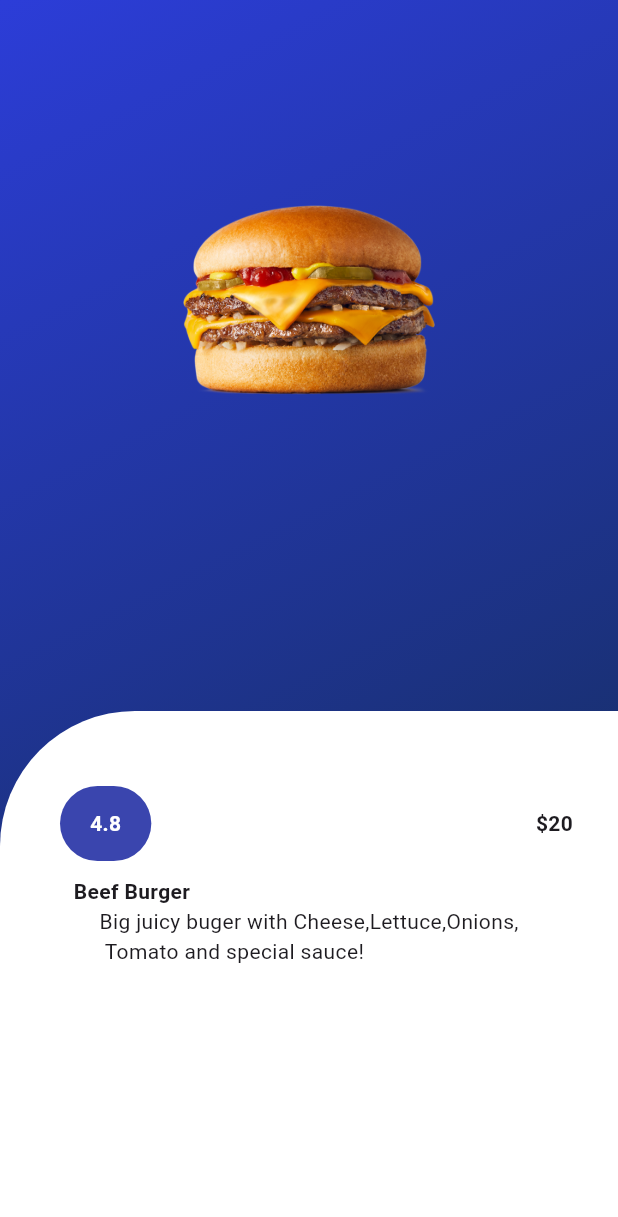
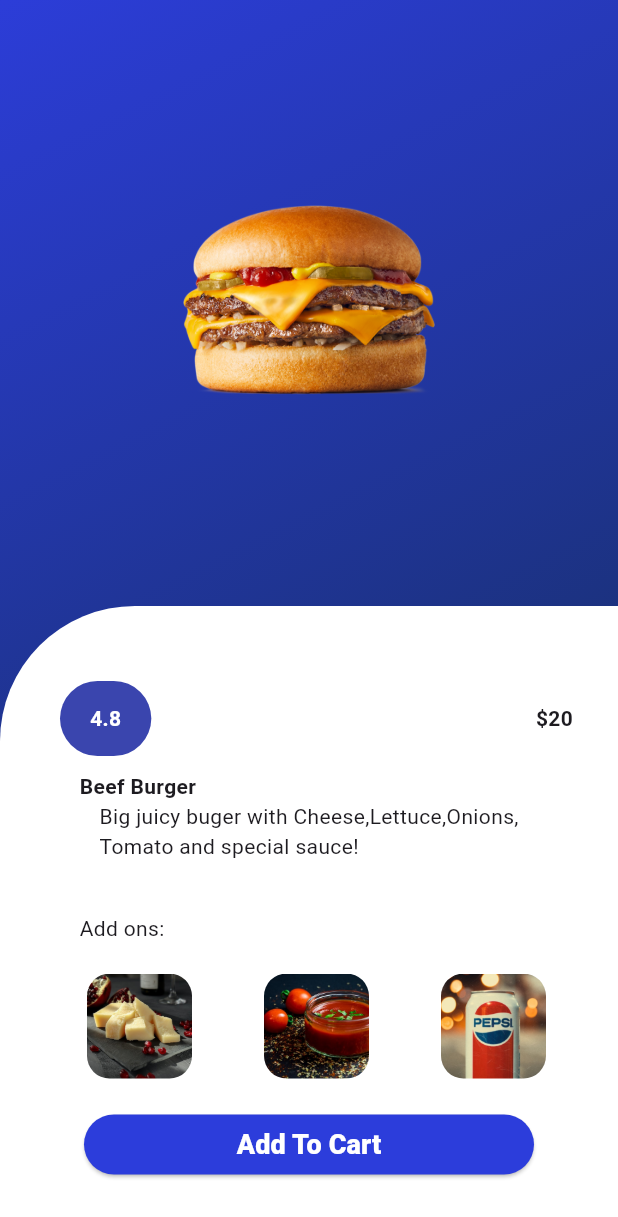
Before and after one commit to nathnaeltamirat/2024-project-phase-mobile-tasks, a Flutter app: the DetailsPage screen opened directly, on a phone screen of 412 x 824 dp. Shown: the top 1217 px of the screen. Run offline on Flutter 3.47's test engine with Material 3 defaults, Android fonts, the light colour scheme and no system bars.

Commit message:
completed the project

```diff
--- a/practice/food_order/lib/details_page.dart
+++ b/practice/food_order/lib/details_page.dart
@@ -28,7 +28,7 @@ class DetailsPage extends StatelessWidget {
             ),
             Container(
               width: double.infinity,
-              height: 350,
+              height: 420,
               decoration: BoxDecoration(
                 color: Colors.white,
                 borderRadius: BorderRadius.only(topLeft: Radius.circular(90)),
@@ -76,7 +76,7 @@ class DetailsPage extends StatelessWidget {
                     children: [
                       Container(
                         alignment: Alignment.centerLeft,
-                        margin: EdgeInsets.only(top: 10, left: 49),
+                        margin: EdgeInsets.only(top: 10, left: 53),
                         child: Text(
                           "Beef Burger",
                           style: TextStyle(fontWeight: FontWeight.bold),
@@ -85,12 +85,89 @@ class DetailsPage extends StatelessWidget {
                       ),
                       Container(
                         child: Text(
-                          "Big juicy buger with Cheese,Lettuce,Onions,\n Tomato and special sauce!",
+                          "Big juicy buger with Cheese,Lettuce,Onions,\nTomato and special sauce!",
                         ),
                       ),
                     ],
                   ),
-                  Column(),
+                  Column(
+                    mainAxisAlignment: MainAxisAlignment.start,
+                    children: [
+                      Container(
+                        alignment: Alignment.centerLeft,
+                        margin: EdgeInsets.only(top: 35, left: 53),
+                        child: Text("Add ons:"),
+                      ),
+                      Container(
+                        // alignment: Alignment.centerLeft,
+                        margin: EdgeInsets.only(top: 20),
+                        child: Row(
+                          mainAxisAlignment: MainAxisAlignment.spaceEvenly,
+                          children: [
+                            Container(
+                              margin: EdgeInsets.only(left: 10),
+                              child: ClipRRect(
+                                borderRadius: BorderRadius.circular(15),
+                                child: Image.asset(
+                                  "assets/image1.jpg",
+                                  width: 70,
+                                  height: 70,
+                                  fit: BoxFit.cover,
+                                ),
+                              ),
+                            ),
+                            Container(
+                              child: ClipRRect(
+                                borderRadius: BorderRadius.circular(15),
+                                child: Image.asset(
+                                  "assets/image2.jpg",
+                                  width: 70,
+                                  height: 70,
+                                  fit: BoxFit.cover,
+                                ),
+                              ),
+                            ),
+                            Container(
+                              child: ClipRRect(
+                                borderRadius: BorderRadius.circular(15),
+                                child: Image.asset(
+                                  "assets/image3.jpg",
+                                  width: 70,
+                                  height: 70,
+                                  fit: BoxFit.cover,
+                                ),
+                              ),
+                            ),
+                          ],
+                        ),
+                      ),
+                      Container(
+                        margin: EdgeInsets.only(top: 20),
+                        width: 300,
+                        child: ElevatedButton(
+                          onPressed: () {
+                            Navigator.push(
+                              context,
+                              MaterialPageRoute(
+                                builder: (context) => ProfilePage(),
+                              ),
+                            );
+                          },
+                          style: ElevatedButton.styleFrom(
+                            backgroundColor: Color(0xFF2C3DDB),
+                            foregroundColor: Colors.white,
+                          ),
+                          child: Text(
+                            "Add To Cart",
+                            style: TextStyle(
+                              fontSize: 18,
+                              fontWeight: FontWeight.w900,
+                            ),
+                          ),
+                        ),
+                      ),
+                    ],
+                  ),
                 ],
               ),
             ),
--- a/practice/food_order/pubspec.yaml
+++ b/practice/food_order/pubspec.yaml
@@ -55,6 +55,9 @@ flutter:
     - assets/clean.jpg
     - assets/food.jpg
     - assets/burger.png
+    - assets/image1.jpg
+    - assets/image2.jpg
+    - assets/image3.jpg
 
   # The following line ensures that the Material Icons font is
   # included with your application, so that you can use the icons in
```
Also changed, not shown: practice/food_order/assets/image1.jpg (added), practice/food_order/assets/image2.jpg (added), practice/food_order/assets/image3.jpg (added).
